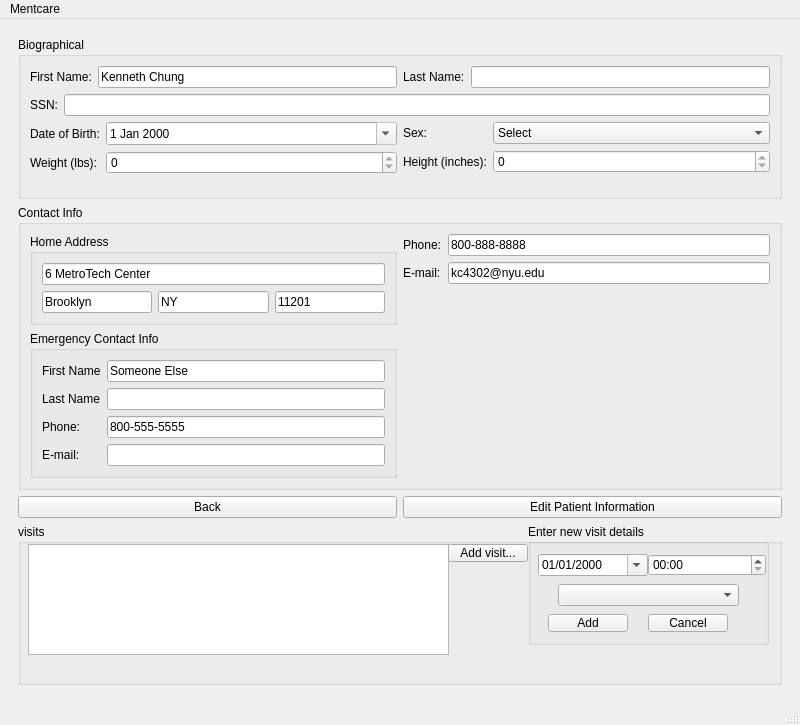
Before: the Qt Designer form mentcare/mainwindow.ui in omansour-se-nyu/Spring2023-Team-1, drawn with Qt 5.
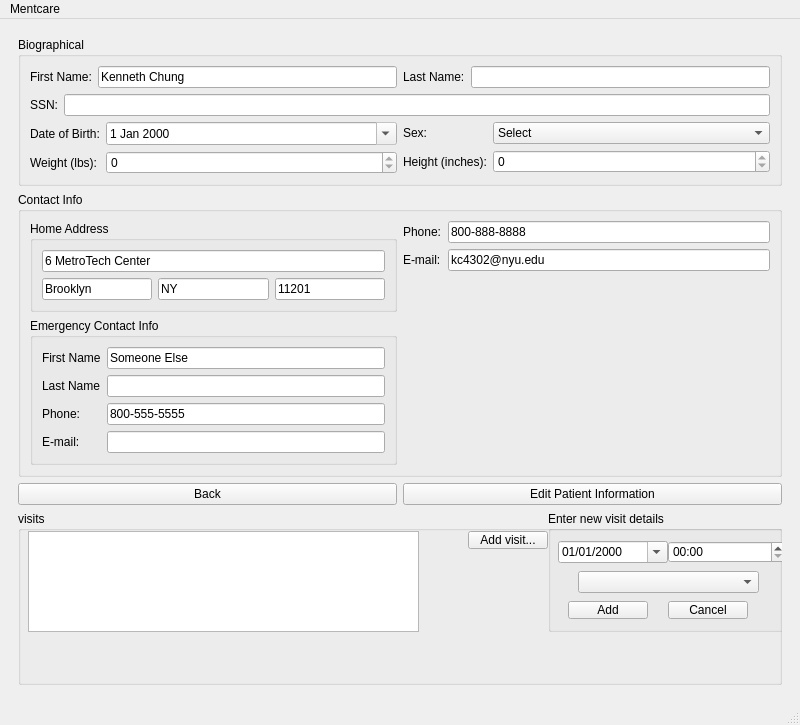
After: the same form once the commit is applied.

Commit message: accounted for time zone in visit time storage and comparison; refactored visits querying; added window titling for pages

```diff
--- a/mentcare/mainwindow.ui
+++ b/mentcare/mainwindow.ui
@@ -459,6 +459,12 @@
          <layout class="QHBoxLayout" name="horizontalLayout_14">
           <item>
            <widget class="QGroupBox" name="visits_groupBox">
+            <property name="sizePolicy">
+             <sizepolicy hsizetype="Preferred" vsizetype="Expanding">
+              <horstretch>0</horstretch>
+              <verstretch>0</verstretch>
+             </sizepolicy>
+            </property>
             <property name="title">
              <string>visits</string>
             </property>
@@ -467,15 +473,15 @@
               <rect>
                <x>10</x>
                <y>20</y>
-               <width>421</width>
-               <height>111</height>
+               <width>391</width>
+               <height>101</height>
               </rect>
              </property>
             </widget>
             <widget class="QGroupBox" name="addVisit_groupBox">
              <property name="geometry">
               <rect>
-               <x>510</x>
+               <x>530</x>
                <y>0</y>
                <width>241</width>
                <height>121</height>
@@ -556,7 +562,7 @@
             <widget class="QPushButton" name="enableAddVisit_button">
              <property name="geometry">
               <rect>
-               <x>430</x>
+               <x>450</x>
                <y>20</y>
                <width>80</width>
                <height>18</height>
```
The commit also changes 3 other files.
